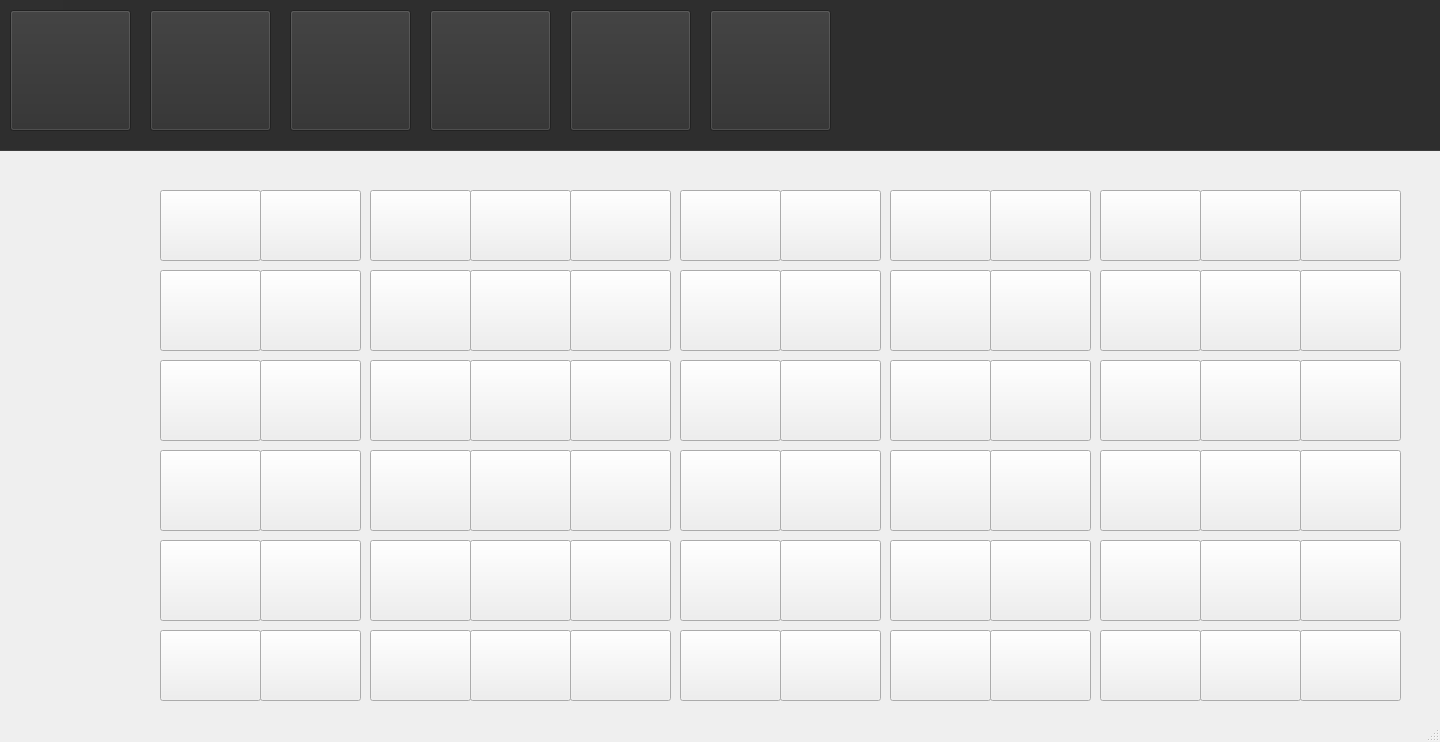
Qt form ZombieVSPlants/plants.ui (parnianghaisari/Plants-vs.-Zombies-Game) before a commit.
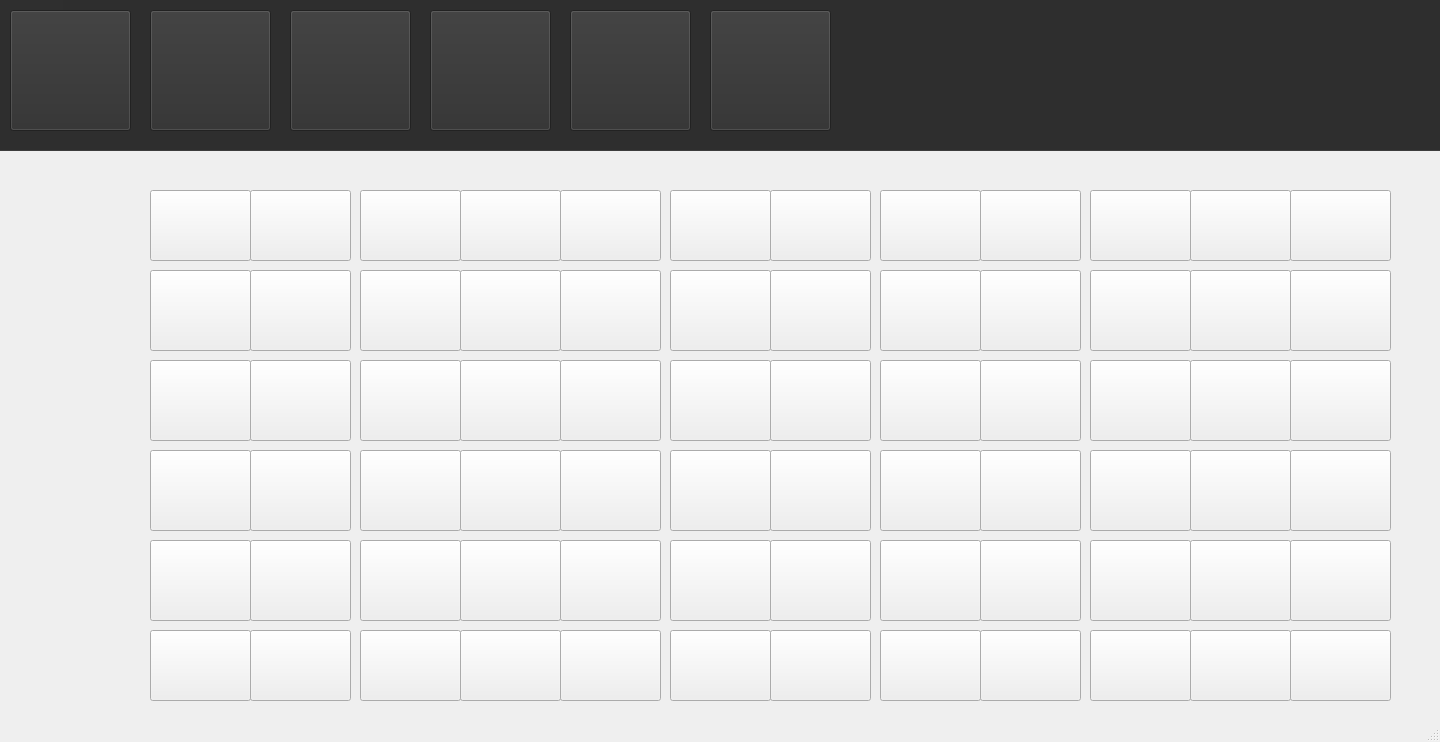
The same form after that commit.

```diff
--- a/ZombieVSPlants/plants.ui
+++ b/ZombieVSPlants/plants.ui
@@ -56,7 +56,7 @@
       <string/>
      </property>
     </widget>
-    <widget class="QPushButton" name="pushButton_2">
+    <widget class="QPushButton" name="pushButtonC2_2">
      <property name="geometry">
       <rect>
        <x>160</x>
@@ -69,7 +69,7 @@
       <string/>
      </property>
     </widget>
-    <widget class="QPushButton" name="pushButton_3">
+    <widget class="QPushButton" name="pushButtonC3_2">
      <property name="geometry">
       <rect>
        <x>300</x>
@@ -82,7 +82,7 @@
       <string/>
      </property>
     </widget>
-    <widget class="QPushButton" name="pushButton_4">
+    <widget class="QPushButton" name="pushButtonC4_2">
      <property name="geometry">
       <rect>
        <x>440</x>
@@ -95,7 +95,7 @@
       <string/>
      </property>
     </widget>
-    <widget class="QPushButton" name="pushButton_5">
+    <widget class="QPushButton" name="pushButtonC5_2">
      <property name="geometry">
       <rect>
        <x>580</x>
@@ -108,7 +108,7 @@
       <string/>
      </property>
     </widget>
-    <widget class="QPushButton" name="pushButton_6">
+    <widget class="QPushButton" name="pushButtonC6_2">
      <property name="geometry">
       <rect>
        <x>720</x>
@@ -125,46 +125,7 @@
    <widget class="QPushButton" name="pushButton_26">
     <property name="geometry">
      <rect>
-      <x>470</x>
-      <y>270</y>
-      <width>101</width>
-      <height>81</height>
-     </rect>
-    </property>
-    <property name="text">
-     <string/>
-    </property>
-   </widget>
-   <widget class="QPushButton" name="pushButton_45">
-    <property name="geometry">
-     <rect>
-      <x>1300</x>
-      <y>360</y>
-      <width>101</width>
-      <height>81</height>
-     </rect>
-    </property>
-    <property name="text">
-     <string/>
-    </property>
-   </widget>
-   <widget class="QPushButton" name="pushButton_22">
-    <property name="geometry">
-     <rect>
-      <x>1100</x>
-      <y>630</y>
-      <width>101</width>
-      <height>71</height>
-     </rect>
-    </property>
-    <property name="text">
-     <string/>
-    </property>
-   </widget>
-   <widget class="QPushButton" name="pushButton_18">
-    <property name="geometry">
-     <rect>
-      <x>1300</x>
+      <x>360</x>
       <y>190</y>
       <width>101</width>
       <height>71</height>
@@ -174,270 +135,10 @@
      <string/>
     </property>
    </widget>
-   <widget class="QPushButton" name="pushButton_36">
-    <property name="geometry">
-     <rect>
-      <x>470</x>
-      <y>360</y>
-      <width>101</width>
-      <height>81</height>
-     </rect>
-    </property>
-    <property name="text">
-     <string/>
-    </property>
-   </widget>
-   <widget class="QPushButton" name="pushButton_63">
-    <property name="geometry">
-     <rect>
-      <x>990</x>
-      <y>540</y>
-      <width>101</width>
-      <height>81</height>
-     </rect>
-    </property>
-    <property name="text">
-     <string/>
-    </property>
-   </widget>
-   <widget class="QPushButton" name="pushButton_65">
-    <property name="geometry">
-     <rect>
-      <x>160</x>
-      <y>540</y>
-      <width>101</width>
-      <height>81</height>
-     </rect>
-    </property>
-    <property name="text">
-     <string/>
-    </property>
-   </widget>
-   <widget class="QPushButton" name="pushButton_78">
-    <property name="geometry">
-     <rect>
-      <x>570</x>
-      <y>630</y>
-      <width>101</width>
-      <height>71</height>
-     </rect>
-    </property>
-    <property name="text">
-     <string/>
-    </property>
-   </widget>
-   <widget class="QPushButton" name="pushButton_8">
-    <property name="geometry">
-     <rect>
-      <x>260</x>
-      <y>190</y>
-      <width>101</width>
-      <height>71</height>
-     </rect>
-    </property>
-    <property name="text">
-     <string/>
-    </property>
-   </widget>
-   <widget class="QPushButton" name="pushButton_31">
-    <property name="geometry">
-     <rect>
-      <x>990</x>
-      <y>270</y>
-      <width>101</width>
-      <height>81</height>
-     </rect>
-    </property>
-    <property name="text">
-     <string/>
-    </property>
-   </widget>
    <widget class="QPushButton" name="pushButton_33">
     <property name="geometry">
      <rect>
-      <x>1200</x>
-      <y>270</y>
-      <width>101</width>
-      <height>81</height>
-     </rect>
-    </property>
-    <property name="text">
-     <string/>
-    </property>
-   </widget>
-   <widget class="QPushButton" name="pushButton_67">
-    <property name="geometry">
-     <rect>
-      <x>680</x>
-      <y>540</y>
-      <width>101</width>
-      <height>81</height>
-     </rect>
-    </property>
-    <property name="text">
-     <string/>
-    </property>
-   </widget>
-   <widget class="QPushButton" name="pushButton_16">
-    <property name="geometry">
-     <rect>
-      <x>1100</x>
-      <y>190</y>
-      <width>101</width>
-      <height>71</height>
-     </rect>
-    </property>
-    <property name="text">
-     <string/>
-    </property>
-   </widget>
-   <widget class="QPushButton" name="pushButton_43">
-    <property name="geometry">
-     <rect>
-      <x>680</x>
-      <y>360</y>
-      <width>101</width>
-      <height>81</height>
-     </rect>
-    </property>
-    <property name="text">
-     <string/>
-    </property>
-   </widget>
-   <widget class="QPushButton" name="pushButton_25">
-    <property name="geometry">
-     <rect>
-      <x>370</x>
-      <y>270</y>
-      <width>101</width>
-      <height>81</height>
-     </rect>
-    </property>
-    <property name="text">
-     <string/>
-    </property>
-   </widget>
-   <widget class="QPushButton" name="pushButton_46">
-    <property name="geometry">
-     <rect>
-      <x>890</x>
-      <y>360</y>
-      <width>101</width>
-      <height>81</height>
-     </rect>
-    </property>
-    <property name="text">
-     <string/>
-    </property>
-   </widget>
-   <widget class="QPushButton" name="pushButton_59">
-    <property name="geometry">
-     <rect>
-      <x>780</x>
-      <y>540</y>
-      <width>101</width>
-      <height>81</height>
-     </rect>
-    </property>
-    <property name="text">
-     <string/>
-    </property>
-   </widget>
-   <widget class="QPushButton" name="pushButton_12">
-    <property name="geometry">
-     <rect>
-      <x>680</x>
-      <y>190</y>
-      <width>101</width>
-      <height>71</height>
-     </rect>
-    </property>
-    <property name="text">
-     <string/>
-    </property>
-   </widget>
-   <widget class="QPushButton" name="pushButton_32">
-    <property name="geometry">
-     <rect>
-      <x>1100</x>
-      <y>270</y>
-      <width>101</width>
-      <height>81</height>
-     </rect>
-    </property>
-    <property name="text">
-     <string/>
-    </property>
-   </widget>
-   <widget class="QPushButton" name="pushButton_47">
-    <property name="geometry">
-     <rect>
-      <x>780</x>
-      <y>450</y>
-      <width>101</width>
-      <height>81</height>
-     </rect>
-    </property>
-    <property name="text">
-     <string/>
-    </property>
-   </widget>
-   <widget class="QPushButton" name="pushButton_40">
-    <property name="geometry">
-     <rect>
-      <x>1200</x>
-      <y>360</y>
-      <width>101</width>
-      <height>81</height>
-     </rect>
-    </property>
-    <property name="text">
-     <string/>
-    </property>
-   </widget>
-   <widget class="QPushButton" name="pushButton_61">
-    <property name="geometry">
-     <rect>
-      <x>370</x>
-      <y>540</y>
-      <width>101</width>
-      <height>81</height>
-     </rect>
-    </property>
-    <property name="text">
-     <string/>
-    </property>
-   </widget>
-   <widget class="QPushButton" name="pushButton_37">
-    <property name="geometry">
-     <rect>
-      <x>370</x>
-      <y>360</y>
-      <width>101</width>
-      <height>81</height>
-     </rect>
-    </property>
-    <property name="text">
-     <string/>
-    </property>
-   </widget>
-   <widget class="QPushButton" name="pushButton_71">
-    <property name="geometry">
-     <rect>
-      <x>780</x>
-      <y>630</y>
-      <width>101</width>
-      <height>71</height>
-     </rect>
-    </property>
-    <property name="text">
-     <string/>
-    </property>
-   </widget>
-   <widget class="QPushButton" name="pushButton_44">
-    <property name="geometry">
-     <rect>
-      <x>1100</x>
+      <x>670</x>
       <y>360</y>
       <width>101</width>
       <height>81</height>
@@ -450,21 +151,21 @@
    <widget class="QPushButton" name="pushButton_66">
     <property name="geometry">
      <rect>
-      <x>260</x>
-      <y>540</y>
+      <x>1190</x>
+      <y>630</y>
       <width>101</width>
-      <height>81</height>
+      <height>71</height>
      </rect>
     </property>
     <property name="text">
      <string/>
     </property>
    </widget>
-   <widget class="QPushButton" name="pushButton_23">
+   <widget class="QPushButton" name="pushButton_4">
     <property name="geometry">
      <rect>
-      <x>160</x>
-      <y>270</y>
+      <x>150</x>
+      <y>450</y>
       <width>101</width>
       <height>81</height>
      </rect>
@@ -476,7 +177,7 @@
    <widget class="QPushButton" name="pushButton_42">
     <property name="geometry">
      <rect>
-      <x>260</x>
+      <x>770</x>
       <y>360</y>
       <width>101</width>
       <height>81</height>
@@ -486,218 +187,10 @@
      <string/>
     </property>
    </widget>
-   <widget class="QPushButton" name="pushButton_20">
-    <property name="geometry">
-     <rect>
-      <x>1200</x>
-      <y>630</y>
-      <width>101</width>
-      <height>71</height>
-     </rect>
-    </property>
-    <property name="text">
-     <string/>
-    </property>
-   </widget>
-   <widget class="QPushButton" name="pushButton_13">
-    <property name="geometry">
-     <rect>
-      <x>780</x>
-      <y>190</y>
-      <width>101</width>
-      <height>71</height>
-     </rect>
-    </property>
-    <property name="text">
-     <string/>
-    </property>
-   </widget>
-   <widget class="QPushButton" name="pushButton_21">
-    <property name="geometry">
-     <rect>
-      <x>260</x>
-      <y>630</y>
-      <width>101</width>
-      <height>71</height>
-     </rect>
-    </property>
-    <property name="text">
-     <string/>
-    </property>
-   </widget>
-   <widget class="QPushButton" name="pushButton_70">
-    <property name="geometry">
-     <rect>
-      <x>890</x>
-      <y>540</y>
-      <width>101</width>
-      <height>81</height>
-     </rect>
-    </property>
-    <property name="text">
-     <string/>
-    </property>
-   </widget>
-   <widget class="QPushButton" name="pushButton_57">
-    <property name="geometry">
-     <rect>
-      <x>1300</x>
-      <y>450</y>
-      <width>101</width>
-      <height>81</height>
-     </rect>
-    </property>
-    <property name="text">
-     <string/>
-    </property>
-   </widget>
-   <widget class="QPushButton" name="pushButton_50">
-    <property name="geometry">
-     <rect>
-      <x>570</x>
-      <y>450</y>
-      <width>101</width>
-      <height>81</height>
-     </rect>
-    </property>
-    <property name="text">
-     <string/>
-    </property>
-   </widget>
-   <widget class="QPushButton" name="pushButton_68">
-    <property name="geometry">
-     <rect>
-      <x>1100</x>
-      <y>540</y>
-      <width>101</width>
-      <height>81</height>
-     </rect>
-    </property>
-    <property name="text">
-     <string/>
-    </property>
-   </widget>
-   <widget class="QPushButton" name="pushButton_73">
-    <property name="geometry">
-     <rect>
-      <x>470</x>
-      <y>630</y>
-      <width>101</width>
-      <height>71</height>
-     </rect>
-    </property>
-    <property name="text">
-     <string/>
-    </property>
-   </widget>
-   <widget class="QPushButton" name="pushButton_30">
-    <property name="geometry">
-     <rect>
-      <x>890</x>
-      <y>270</y>
-      <width>101</width>
-      <height>81</height>
-     </rect>
-    </property>
-    <property name="text">
-     <string/>
-    </property>
-   </widget>
-   <widget class="QPushButton" name="pushButton_60">
-    <property name="geometry">
-     <rect>
-      <x>470</x>
-      <y>540</y>
-      <width>101</width>
-      <height>81</height>
-     </rect>
-    </property>
-    <property name="text">
-     <string/>
-    </property>
-   </widget>
-   <widget class="QPushButton" name="pushButton_17">
-    <property name="geometry">
-     <rect>
-      <x>1200</x>
-      <y>190</y>
-      <width>101</width>
-      <height>71</height>
-     </rect>
-    </property>
-    <property name="text">
-     <string/>
-    </property>
-   </widget>
-   <widget class="QPushButton" name="pushButton_55">
-    <property name="geometry">
-     <rect>
-      <x>680</x>
-      <y>450</y>
-      <width>101</width>
-      <height>81</height>
-     </rect>
-    </property>
-    <property name="text">
-     <string/>
-    </property>
-   </widget>
-   <widget class="QPushButton" name="pushButton_27">
-    <property name="geometry">
-     <rect>
-      <x>570</x>
-      <y>270</y>
-      <width>101</width>
-      <height>81</height>
-     </rect>
-    </property>
-    <property name="text">
-     <string/>
-    </property>
-   </widget>
-   <widget class="QPushButton" name="pushButton_51">
-    <property name="geometry">
-     <rect>
-      <x>990</x>
-      <y>450</y>
-      <width>101</width>
-      <height>81</height>
-     </rect>
-    </property>
-    <property name="text">
-     <string/>
-    </property>
-   </widget>
    <widget class="QPushButton" name="pushButton_48">
     <property name="geometry">
      <rect>
-      <x>470</x>
-      <y>450</y>
-      <width>101</width>
-      <height>81</height>
-     </rect>
-    </property>
-    <property name="text">
-     <string/>
-    </property>
-   </widget>
-   <widget class="QPushButton" name="pushButton_58">
-    <property name="geometry">
-     <rect>
-      <x>890</x>
-      <y>450</y>
-      <width>101</width>
-      <height>81</height>
-     </rect>
-    </property>
-    <property name="text">
-     <string/>
-    </property>
-   </widget>
-   <widget class="QPushButton" name="pushButton_76">
-    <property name="geometry">
-     <rect>
-      <x>680</x>
+      <x>880</x>
       <y>630</y>
       <width>101</width>
       <height>71</height>
@@ -707,36 +200,23 @@
      <string/>
     </property>
    </widget>
-   <widget class="QPushButton" name="pushButton_7">
-    <property name="geometry">
-     <rect>
-      <x>160</x>
-      <y>190</y>
-      <width>101</width>
-      <height>71</height>
-     </rect>
-    </property>
-    <property name="text">
-     <string/>
-    </property>
-   </widget>
-   <widget class="QPushButton" name="pushButton_9">
-    <property name="geometry">
-     <rect>
-      <x>370</x>
-      <y>190</y>
-      <width>101</width>
-      <height>71</height>
-     </rect>
-    </property>
-    <property name="text">
-     <string/>
-    </property>
-   </widget>
    <widget class="QPushButton" name="pushButton_64">
     <property name="geometry">
      <rect>
-      <x>1200</x>
+      <x>1190</x>
+      <y>450</y>
+      <width>101</width>
+      <height>81</height>
+     </rect>
+    </property>
+    <property name="text">
+     <string/>
+    </property>
+   </widget>
+   <widget class="QPushButton" name="pushButton_53">
+    <property name="geometry">
+     <rect>
+      <x>980</x>
       <y>540</y>
       <width>101</width>
       <height>81</height>
@@ -746,10 +226,36 @@
      <string/>
     </property>
    </widget>
-   <widget class="QPushButton" name="pushButton_77">
+   <widget class="QPushButton" name="pushButton_71">
     <property name="geometry">
      <rect>
-      <x>990</x>
+      <x>1290</x>
+      <y>540</y>
+      <width>101</width>
+      <height>81</height>
+     </rect>
+    </property>
+    <property name="text">
+     <string/>
+    </property>
+   </widget>
+   <widget class="QPushButton" name="pushButton_23">
+    <property name="geometry">
+     <rect>
+      <x>460</x>
+      <y>540</y>
+      <width>101</width>
+      <height>81</height>
+     </rect>
+    </property>
+    <property name="text">
+     <string/>
+    </property>
+   </widget>
+   <widget class="QPushButton" name="pushButton_54">
+    <property name="geometry">
+     <rect>
+      <x>980</x>
       <y>630</y>
       <width>101</width>
       <height>71</height>
@@ -762,8 +268,8 @@
    <widget class="QPushButton" name="pushButton_24">
     <property name="geometry">
      <rect>
-      <x>260</x>
-      <y>270</y>
+      <x>250</x>
+      <y>540</y>
       <width>101</width>
       <height>81</height>
      </rect>
@@ -775,8 +281,8 @@
    <widget class="QPushButton" name="pushButton_69">
     <property name="geometry">
      <rect>
-      <x>1300</x>
-      <y>540</y>
+      <x>1290</x>
+      <y>360</y>
       <width>101</width>
       <height>81</height>
      </rect>
@@ -788,35 +294,22 @@
    <widget class="QPushButton" name="pushButton_15">
     <property name="geometry">
      <rect>
-      <x>990</x>
-      <y>190</y>
+      <x>360</x>
+      <y>360</y>
       <width>101</width>
-      <height>71</height>
+      <height>81</height>
      </rect>
     </property>
     <property name="text">
      <string/>
     </property>
    </widget>
-   <widget class="QPushButton" name="pushButton_11">
+   <widget class="QPushButton" name="pushButton_3">
     <property name="geometry">
      <rect>
-      <x>570</x>
-      <y>190</y>
+      <x>150</x>
+      <y>360</y>
       <width>101</width>
-      <height>71</height>
-     </rect>
-    </property>
-    <property name="text">
-     <string/>
-    </property>
-   </widget>
-   <widget class="QPushButton" name="pushButton_53">
-    <property name="geometry">
-     <rect>
-      <x>160</x>
-      <y>450</y>
-      <width>101</width>
       <height>81</height>
      </rect>
     </property>
@@ -824,10 +317,10 @@
      <string/>
     </property>
    </widget>
-   <widget class="QPushButton" name="pushButton_74">
+   <widget class="QPushButton" name="pushButton_24">
     <property name="geometry">
      <rect>
-      <x>160</x>
+      <x>460</x>
       <y>630</y>
       <width>101</width>
       <height>71</height>
@@ -840,7 +333,46 @@
    <widget class="QPushButton" name="pushButton_49">
     <property name="geometry">
      <rect>
-      <x>370</x>
+      <x>670</x>
+      <y>190</y>
+      <width>101</width>
+      <height>71</height>
+     </rect>
+    </property>
+    <property name="text">
+     <string/>
+    </property>
+   </widget>
+   <widget class="QPushButton" name="pushButton_65">
+    <property name="geometry">
+     <rect>
+      <x>1190</x>
+      <y>540</y>
+      <width>101</width>
+      <height>81</height>
+     </rect>
+    </property>
+    <property name="text">
+     <string/>
+    </property>
+   </widget>
+   <widget class="QPushButton" name="pushButton_35">
+    <property name="geometry">
+     <rect>
+      <x>670</x>
+      <y>540</y>
+      <width>101</width>
+      <height>81</height>
+     </rect>
+    </property>
+    <property name="text">
+     <string/>
+    </property>
+   </widget>
+   <widget class="QPushButton" name="pushButton_22">
+    <property name="geometry">
+     <rect>
+      <x>460</x>
       <y>450</y>
       <width>101</width>
       <height>81</height>
@@ -850,24 +382,11 @@
      <string/>
     </property>
    </widget>
-   <widget class="QPushButton" name="pushButton_28">
-    <property name="geometry">
-     <rect>
-      <x>680</x>
-      <y>270</y>
-      <width>101</width>
-      <height>81</height>
-     </rect>
-    </property>
-    <property name="text">
-     <string/>
-    </property>
-   </widget>
    <widget class="QPushButton" name="pushButton_34">
     <property name="geometry">
      <rect>
-      <x>1300</x>
-      <y>270</y>
+      <x>670</x>
+      <y>450</y>
       <width>101</width>
       <height>81</height>
      </rect>
@@ -879,8 +398,8 @@
    <widget class="QPushButton" name="pushButton_29">
     <property name="geometry">
      <rect>
-      <x>780</x>
-      <y>270</y>
+      <x>1090</x>
+      <y>450</y>
       <width>101</width>
       <height>81</height>
      </rect>
@@ -892,22 +411,9 @@
    <widget class="QPushButton" name="pushButton_14">
     <property name="geometry">
      <rect>
-      <x>890</x>
-      <y>190</y>
+      <x>560</x>
+      <y>270</y>
       <width>101</width>
-      <height>71</height>
-     </rect>
-    </property>
-    <property name="text">
-     <string/>
-    </property>
-   </widget>
-   <widget class="QPushButton" name="pushButton_54">
-    <property name="geometry">
-     <rect>
-      <x>260</x>
-      <y>450</y>
-      <width>101</width>
       <height>81</height>
      </rect>
     </property>
@@ -918,10 +424,10 @@
    <widget class="QPushButton" name="pushButton_10">
     <property name="geometry">
      <rect>
-      <x>470</x>
-      <y>190</y>
+      <x>880</x>
+      <y>360</y>
       <width>101</width>
-      <height>71</height>
+      <height>81</height>
      </rect>
     </property>
     <property name="text">
@@ -931,7 +437,7 @@
    <widget class="QPushButton" name="pushButton_52">
     <property name="geometry">
      <rect>
-      <x>1200</x>
+      <x>980</x>
       <y>450</y>
       <width>101</width>
       <height>81</height>
@@ -941,11 +447,115 @@
      <string/>
     </property>
    </widget>
+   <widget class="QPushButton" name="pushButton_7">
+    <property name="geometry">
+     <rect>
+      <x>250</x>
+      <y>190</y>
+      <width>101</width>
+      <height>71</height>
+     </rect>
+    </property>
+    <property name="text">
+     <string/>
+    </property>
+   </widget>
+   <widget class="QPushButton" name="pushButton_61">
+    <property name="geometry">
+     <rect>
+      <x>1190</x>
+      <y>190</y>
+      <width>101</width>
+      <height>71</height>
+     </rect>
+    </property>
+    <property name="text">
+     <string/>
+    </property>
+   </widget>
+   <widget class="QPushButton" name="pushButton_12">
+    <property name="geometry">
+     <rect>
+      <x>250</x>
+      <y>630</y>
+      <width>101</width>
+      <height>71</height>
+     </rect>
+    </property>
+    <property name="text">
+     <string/>
+    </property>
+   </widget>
+   <widget class="QPushButton" name="pushButton_17">
+    <property name="geometry">
+     <rect>
+      <x>360</x>
+      <y>540</y>
+      <width>101</width>
+      <height>81</height>
+     </rect>
+    </property>
+    <property name="text">
+     <string/>
+    </property>
+   </widget>
+   <widget class="QPushButton" name="pushButton_50">
+    <property name="geometry">
+     <rect>
+      <x>980</x>
+      <y>270</y>
+      <width>101</width>
+      <height>81</height>
+     </rect>
+    </property>
+    <property name="text">
+     <string/>
+    </property>
+   </widget>
+   <widget class="QPushButton" name="pushButton_63">
+    <property name="geometry">
+     <rect>
+      <x>1190</x>
+      <y>360</y>
+      <width>101</width>
+      <height>81</height>
+     </rect>
+    </property>
+    <property name="text">
+     <string/>
+    </property>
+   </widget>
+   <widget class="QPushButton" name="pushButton_68">
+    <property name="geometry">
+     <rect>
+      <x>1290</x>
+      <y>270</y>
+      <width>101</width>
+      <height>81</height>
+     </rect>
+    </property>
+    <property name="text">
+     <string/>
+    </property>
+   </widget>
+   <widget class="QPushButton" name="pushButton_5">
+    <property name="geometry">
+     <rect>
+      <x>150</x>
+      <y>540</y>
+      <width>101</width>
+      <height>81</height>
+     </rect>
+    </property>
+    <property name="text">
+     <string/>
+    </property>
+   </widget>
    <widget class="QPushButton" name="pushButton_56">
     <property name="geometry">
      <rect>
-      <x>1100</x>
-      <y>450</y>
+      <x>1090</x>
+      <y>270</y>
       <width>101</width>
       <height>81</height>
      </rect>
@@ -954,50 +564,11 @@
      <string/>
     </property>
    </widget>
-   <widget class="QPushButton" name="pushButton_19">
-    <property name="geometry">
-     <rect>
-      <x>1300</x>
-      <y>630</y>
-      <width>101</width>
-      <height>71</height>
-     </rect>
-    </property>
-    <property name="text">
-     <string/>
-    </property>
-   </widget>
    <widget class="QPushButton" name="pushButton_41">
     <property name="geometry">
      <rect>
-      <x>160</x>
-      <y>360</y>
-      <width>101</width>
-      <height>81</height>
-     </rect>
-    </property>
-    <property name="text">
-     <string/>
-    </property>
-   </widget>
-   <widget class="QPushButton" name="pushButton_72">
-    <property name="geometry">
-     <rect>
-      <x>890</x>
-      <y>630</y>
-      <width>101</width>
-      <height>71</height>
-     </rect>
-    </property>
-    <property name="text">
-     <string/>
-    </property>
-   </widget>
-   <widget class="QPushButton" name="pushButton_35">
-    <property name="geometry">
-     <rect>
-      <x>780</x>
-      <y>360</y>
+      <x>770</x>
+      <y>540</y>
       <width>101</width>
       <height>81</height>
      </rect>
@@ -1009,7 +580,202 @@
    <widget class="QPushButton" name="pushButton_38">
     <property name="geometry">
      <rect>
-      <x>570</x>
+      <x>770</x>
+      <y>270</y>
+      <width>101</width>
+      <height>81</height>
+     </rect>
+    </property>
+    <property name="text">
+     <string/>
+    </property>
+   </widget>
+   <widget class="QPushButton" name="pushButton_25">
+    <property name="geometry">
+     <rect>
+      <x>560</x>
+      <y>190</y>
+      <width>101</width>
+      <height>71</height>
+     </rect>
+    </property>
+    <property name="text">
+     <string/>
+    </property>
+   </widget>
+   <widget class="QPushButton" name="pushButton_49">
+    <property name="geometry">
+     <rect>
+      <x>980</x>
+      <y>190</y>
+      <width>101</width>
+      <height>71</height>
+     </rect>
+    </property>
+    <property name="text">
+     <string/>
+    </property>
+   </widget>
+   <widget class="QPushButton" name="pushButton_43">
+    <property name="geometry">
+     <rect>
+      <x>880</x>
+      <y>190</y>
+      <width>101</width>
+      <height>71</height>
+     </rect>
+    </property>
+    <property name="text">
+     <string/>
+    </property>
+   </widget>
+   <widget class="QPushButton" name="pushButton_70">
+    <property name="geometry">
+     <rect>
+      <x>1290</x>
+      <y>450</y>
+      <width>101</width>
+      <height>81</height>
+     </rect>
+    </property>
+    <property name="text">
+     <string/>
+    </property>
+   </widget>
+   <widget class="QPushButton" name="pushButton_72">
+    <property name="geometry">
+     <rect>
+      <x>1290</x>
+      <y>630</y>
+      <width>101</width>
+      <height>71</height>
+     </rect>
+    </property>
+    <property name="text">
+     <string/>
+    </property>
+   </widget>
+   <widget class="QPushButton" name="pushButton_29">
+    <property name="geometry">
+     <rect>
+      <x>560</x>
+      <y>540</y>
+      <width>101</width>
+      <height>81</height>
+     </rect>
+    </property>
+    <property name="text">
+     <string/>
+    </property>
+   </widget>
+   <widget class="QPushButton" name="pushButton_36">
+    <property name="geometry">
+     <rect>
+      <x>670</x>
+      <y>630</y>
+      <width>101</width>
+      <height>71</height>
+     </rect>
+    </property>
+    <property name="text">
+     <string/>
+    </property>
+   </widget>
+   <widget class="QPushButton" name="pushButton_32">
+    <property name="geometry">
+     <rect>
+      <x>670</x>
+      <y>270</y>
+      <width>101</width>
+      <height>81</height>
+     </rect>
+    </property>
+    <property name="text">
+     <string/>
+    </property>
+   </widget>
+   <widget class="QPushButton" name="pushButton_40">
+    <property name="geometry">
+     <rect>
+      <x>770</x>
+      <y>450</y>
+      <width>101</width>
+      <height>81</height>
+     </rect>
+    </property>
+    <property name="text">
+     <string/>
+    </property>
+   </widget>
+   <widget class="QPushButton" name="pushButton_60">
+    <property name="geometry">
+     <rect>
+      <x>1090</x>
+      <y>630</y>
+      <width>101</width>
+      <height>71</height>
+     </rect>
+    </property>
+    <property name="text">
+     <string/>
+    </property>
+   </widget>
+   <widget class="QPushButton" name="pushButton_47">
+    <property name="geometry">
+     <rect>
+      <x>880</x>
+      <y>540</y>
+      <width>101</width>
+      <height>81</height>
+     </rect>
+    </property>
+    <property name="text">
+     <string/>
+    </property>
+   </widget>
+   <widget class="QPushButton" name="pushButton_37">
+    <property name="geometry">
+     <rect>
+      <x>770</x>
+      <y>190</y>
+      <width>101</width>
+      <height>71</height>
+     </rect>
+    </property>
+    <property name="text">
+     <string/>
+    </property>
+   </widget>
+   <widget class="QPushButton" name="pushButton_59">
+    <property name="geometry">
+     <rect>
+      <x>1090</x>
+      <y>540</y>
+      <width>101</width>
+      <height>81</height>
+     </rect>
+    </property>
+    <property name="text">
+     <string/>
+    </property>
+   </widget>
+   <widget class="QPushButton" name="pushButton_18">
+    <property name="geometry">
+     <rect>
+      <x>360</x>
+      <y>630</y>
+      <width>101</width>
+      <height>71</height>
+     </rect>
+    </property>
+    <property name="text">
+     <string/>
+    </property>
+   </widget>
+   <widget class="QPushButton" name="pushButton_21">
+    <property name="geometry">
+     <rect>
+      <x>460</x>
       <y>360</y>
       <width>101</width>
       <height>81</height>
@@ -1019,11 +785,89 @@
      <string/>
     </property>
    </widget>
+   <widget class="QPushButton" name="pushButton_10">
+    <property name="geometry">
+     <rect>
+      <x>250</x>
+      <y>450</y>
+      <width>101</width>
+      <height>81</height>
+     </rect>
+    </property>
+    <property name="text">
+     <string/>
+    </property>
+   </widget>
+   <widget class="QPushButton" name="pushButton_2">
+    <property name="geometry">
+     <rect>
+      <x>150</x>
+      <y>270</y>
+      <width>101</width>
+      <height>81</height>
+     </rect>
+    </property>
+    <property name="text">
+     <string/>
+    </property>
+   </widget>
+   <widget class="QPushButton" name="pushButton_28">
+    <property name="geometry">
+     <rect>
+      <x>560</x>
+      <y>450</y>
+      <width>101</width>
+      <height>81</height>
+     </rect>
+    </property>
+    <property name="text">
+     <string/>
+    </property>
+   </widget>
+   <widget class="QPushButton" name="pushButton_8">
+    <property name="geometry">
+     <rect>
+      <x>250</x>
+      <y>270</y>
+      <width>101</width>
+      <height>81</height>
+     </rect>
+    </property>
+    <property name="text">
+     <string/>
+    </property>
+   </widget>
+   <widget class="QPushButton" name="pushButton_51">
+    <property name="geometry">
+     <rect>
+      <x>980</x>
+      <y>360</y>
+      <width>101</width>
+      <height>81</height>
+     </rect>
+    </property>
+    <property name="text">
+     <string/>
+    </property>
+   </widget>
+   <widget class="QPushButton" name="pushButton_14">
+    <property name="geometry">
+     <rect>
+      <x>360</x>
+      <y>270</y>
+      <width>101</width>
+      <height>81</height>
+     </rect>
+    </property>
+    <property name="text">
+     <string/>
+    </property>
+   </widget>
    <widget class="QPushButton" name="pushButton_62">
     <property name="geometry">
      <rect>
-      <x>570</x>
-      <y>540</y>
+      <x>1190</x>
+      <y>270</y>
       <width>101</width>
       <height>81</height>
      </rect>
@@ -1032,10 +876,36 @@
      <string/>
     </property>
    </widget>
-   <widget class="QPushButton" name="pushButton_75">
+   <widget class="QPushButton" name="pushButton_57">
     <property name="geometry">
      <rect>
-      <x>370</x>
+      <x>1090</x>
+      <y>360</y>
+      <width>101</width>
+      <height>81</height>
+     </rect>
+    </property>
+    <property name="text">
+     <string/>
+    </property>
+   </widget>
+   <widget class="QPushButton" name="pushButton_55">
+    <property name="geometry">
+     <rect>
+      <x>1090</x>
+      <y>190</y>
+      <width>101</width>
+      <height>71</height>
+     </rect>
+    </property>
+    <property name="text">
+     <string/>
+    </property>
+   </widget>
+   <widget class="QPushButton" name="pushButton_30">
+    <property name="geometry">
+     <rect>
+      <x>560</x>
       <y>630</y>
       <width>101</width>
       <height>71</height>
@@ -1048,7 +918,33 @@
    <widget class="QPushButton" name="pushButton_39">
     <property name="geometry">
      <rect>
-      <x>990</x>
+      <x>880</x>
+      <y>450</y>
+      <width>101</width>
+      <height>81</height>
+     </rect>
+    </property>
+    <property name="text">
+     <string/>
+    </property>
+   </widget>
+   <widget class="QPushButton" name="pushButton_67">
+    <property name="geometry">
+     <rect>
+      <x>1290</x>
+      <y>190</y>
+      <width>101</width>
+      <height>71</height>
+     </rect>
+    </property>
+    <property name="text">
+     <string/>
+    </property>
+   </widget>
+   <widget class="QPushButton" name="pushButton_27">
+    <property name="geometry">
+     <rect>
+      <x>560</x>
       <y>360</y>
       <width>101</width>
       <height>81</height>
@@ -1058,6 +954,110 @@
      <string/>
     </property>
    </widget>
+   <widget class="QPushButton" name="pushButton_42">
+    <property name="geometry">
+     <rect>
+      <x>770</x>
+      <y>630</y>
+      <width>101</width>
+      <height>71</height>
+     </rect>
+    </property>
+    <property name="text">
+     <string/>
+    </property>
+   </widget>
+   <widget class="QPushButton" name="pushButton_44">
+    <property name="geometry">
+     <rect>
+      <x>880</x>
+      <y>270</y>
+      <width>101</width>
+      <height>81</height>
+     </rect>
+    </property>
+    <property name="text">
+     <string/>
+    </property>
+   </widget>
+   <widget class="QPushButton" name="pushButton_19">
+    <property name="geometry">
+     <rect>
+      <x>460</x>
+      <y>190</y>
+      <width>101</width>
+      <height>71</height>
+     </rect>
+    </property>
+    <property name="text">
+     <string/>
+    </property>
+   </widget>
+   <widget class="QPushButton" name="pushButton_20">
+    <property name="geometry">
+     <rect>
+      <x>460</x>
+      <y>270</y>
+      <width>101</width>
+      <height>81</height>
+     </rect>
+    </property>
+    <property name="text">
+     <string/>
+    </property>
+   </widget>
+   <widget class="QPushButton" name="pushButton_16">
+    <property name="geometry">
+     <rect>
+      <x>360</x>
+      <y>450</y>
+      <width>101</width>
+      <height>81</height>
+     </rect>
+    </property>
+    <property name="text">
+     <string/>
+    </property>
+   </widget>
+   <widget class="QPushButton" name="pushButton_9">
+    <property name="geometry">
+     <rect>
+      <x>250</x>
+      <y>360</y>
+      <width>101</width>
+      <height>81</height>
+     </rect>
+    </property>
+    <property name="text">
+     <string/>
+    </property>
+   </widget>
+   <widget class="QPushButton" name="pushButton_6">
+    <property name="geometry">
+     <rect>
+      <x>150</x>
+      <y>630</y>
+      <width>101</width>
+      <height>71</height>
+     </rect>
+    </property>
+    <property name="text">
+     <string/>
+    </property>
+   </widget>
+   <widget class="QPushButton" name="pushButton_1">
+    <property name="geometry">
+     <rect>
+      <x>150</x>
+      <y>190</y>
+      <width>101</width>
+      <height>71</height>
+     </rect>
+    </property>
+    <property name="text">
+     <string/>
+    </property>
+   </widget>
   </widget>
   <widget class="QMenuBar" name="menubar">
    <property name="geometry">
```
Left out of the diff: 18 changed lines with no effect on the pictures.
